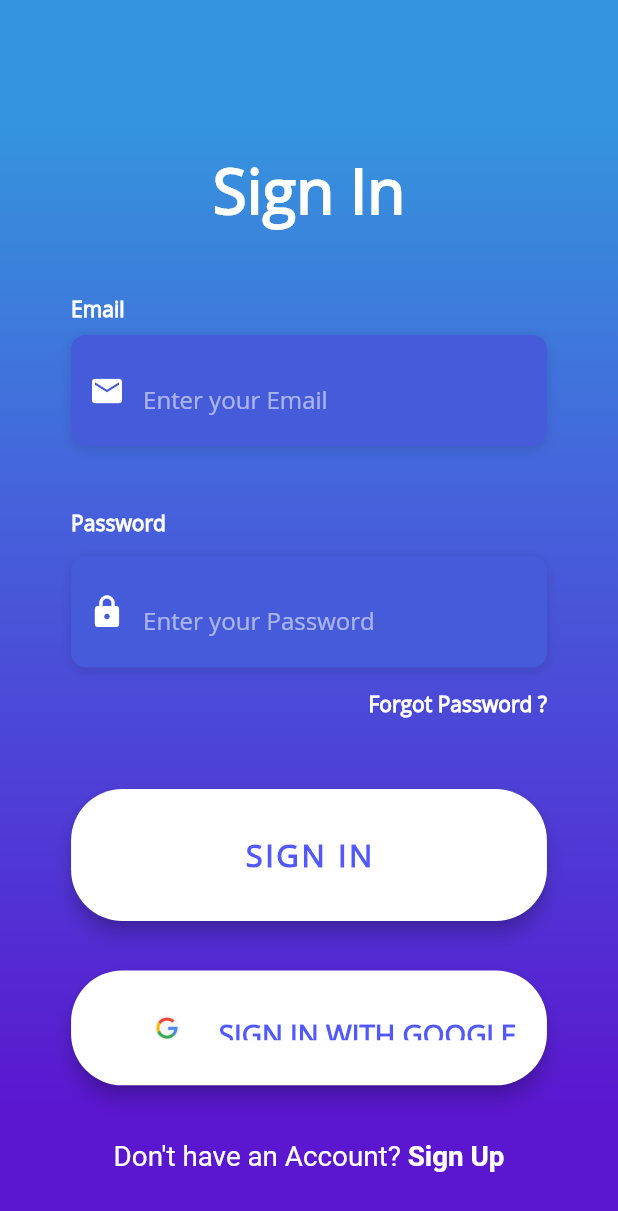
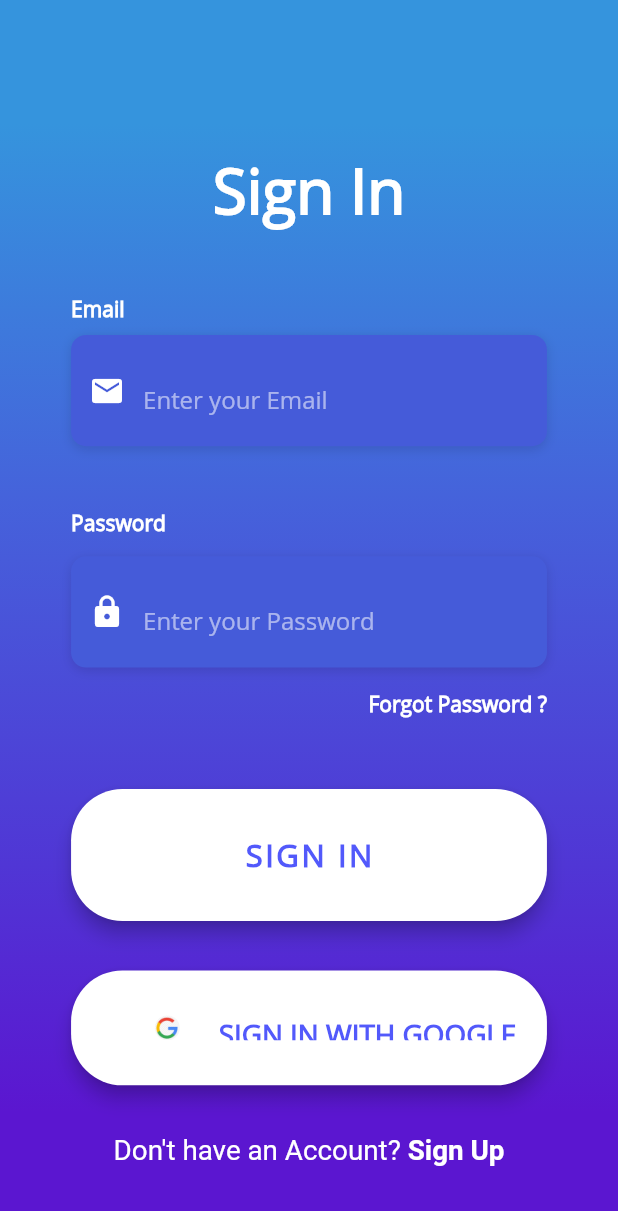
Before and after one commit to MrRadium/trionoma, a Flutter app: the screen it shows after launch, on a phone screen of 412 x 824 dp. Shown: the top 1211 px of the screen. Run offline on Flutter 3.47's test engine with Material 2 defaults, Android fonts, the phone set to English and light mode, and no system bars.

Commit message:
Sign In Screen UI Complete

```diff
--- a/lib/pages/sign-in/sign_in.dart
+++ b/lib/pages/sign-in/sign_in.dart
@@ -65,7 +65,7 @@ class SignIn extends StatelessWidget {
                       buildForgotPasswordBtn(),
                       buildSignInBtn(context),
                       buildSignInWithGoogle(context),
-                      SizedBox(height: _screenHeight * 0.045),
+                      SizedBox(height: _screenHeight * 0.04),
                       buildSignupBtn(context),
                     ],
                   ),
```
